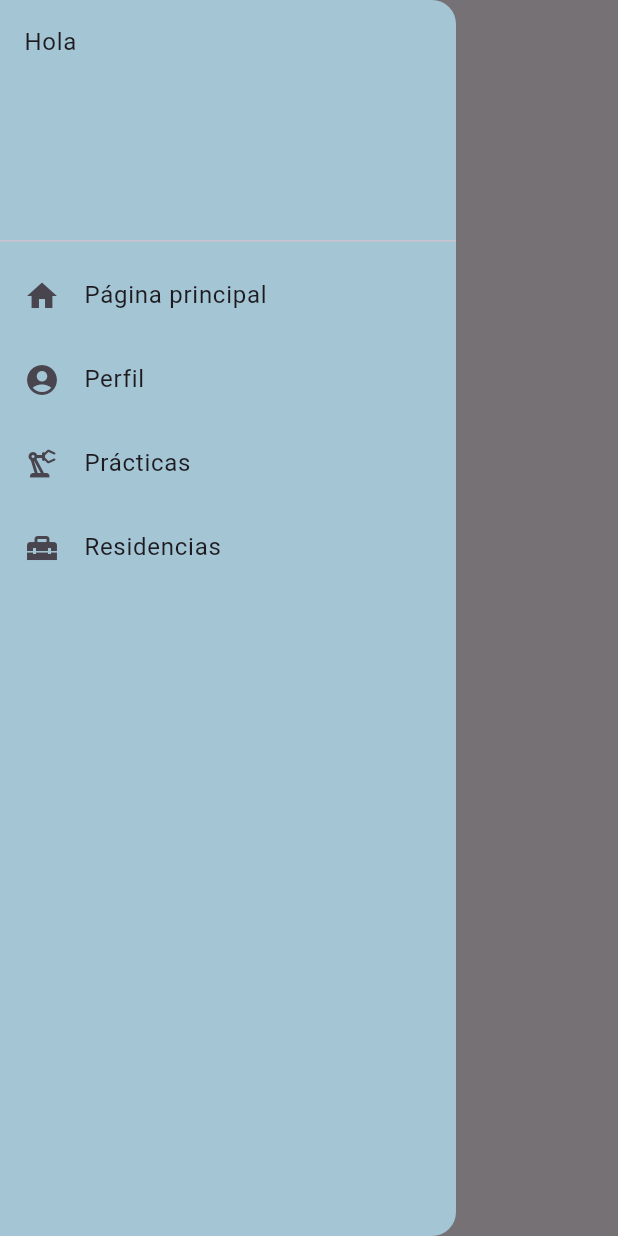
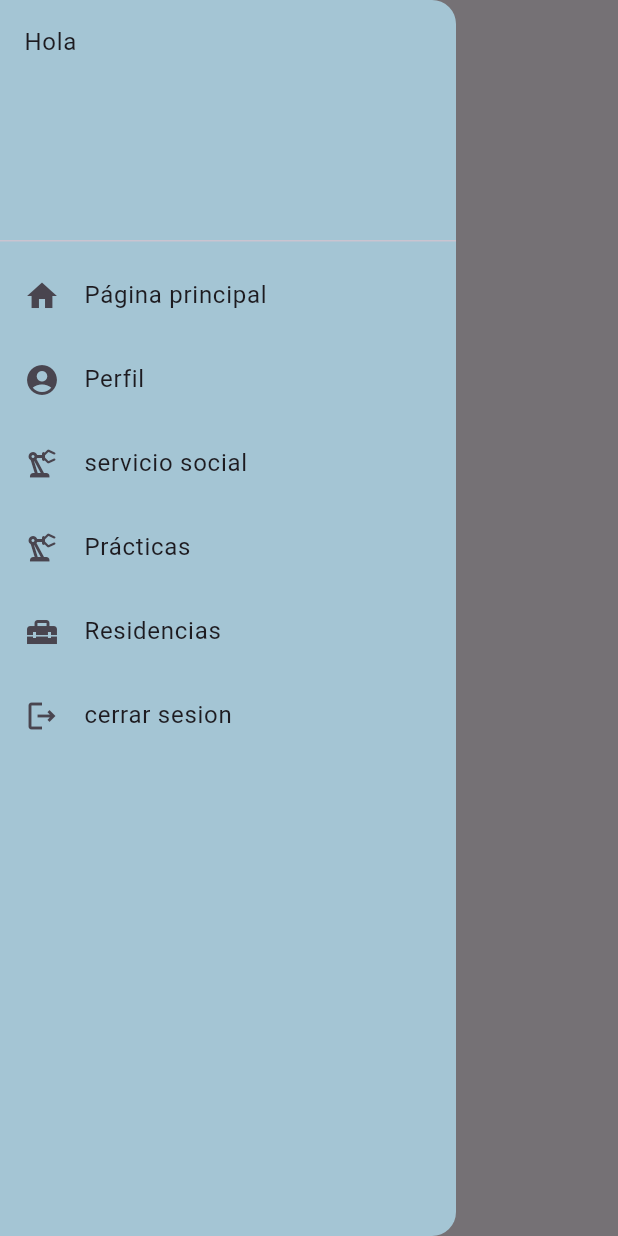
Before and after one commit to Hector-Y-SM/etiss, a Flutter app: the Practices screen opened directly, with the side drawer open, on a phone screen of 412 x 824 dp. Run offline on Flutter 3.47's test engine with Material 3 defaults, Android fonts, the phone set to English and light mode, and no system bars; our stand-ins replace cloud_firestore, firebase_auth, firebase_core, google_fonts; accounts and stored records are empty.

Commit message:
logout, and you get all the information from the database

```diff
--- a/lib/models/social_service.dart
+++ b/lib/models/social_service.dart
@@ -6,6 +6,7 @@ class SocialService {
   final String objetivo;
   final String responsable;
   final List<String> tipoAlumnos;
+  final String categoria;
 
   SocialService({
     required this.departamento,
@@ -14,11 +15,13 @@ class SocialService {
     required this.nombre,
     required this.objetivo,
     required this.responsable,
-    required this.tipoAlumnos
+    required this.tipoAlumnos,
+    required this.categoria,
   });
 
   factory SocialService.fromMap(Map<String, dynamic> data) {
     return SocialService(
+      categoria: data['categoria']?? '',
       departamento: data['departamento'] ?? '',
       email: data['email'] ?? '',
       id: data['id'] ?? 0,
--- a/lib/screens/home.dart
+++ b/lib/screens/home.dart
@@ -1,4 +1,4 @@
-import 'package:app/auth_service.dart';
+import 'package:app/models/auth_service.dart';
 import 'package:flutter/material.dart';
 import 'package:app/widgets/custom_drawer.dart';
 import 'package:google_fonts/google_fonts.dart';
--- a/lib/screens/practices.dart
+++ b/lib/screens/practices.dart
@@ -1,4 +1,5 @@
 import 'package:app/widgets/custom_drawer.dart';
+import 'package:app/widgets/offer_list.dart';
 import 'package:flutter/material.dart';
 
 class Practices extends StatefulWidget {
@@ -11,11 +12,10 @@ class Practices extends StatefulWidget {
 class _PracticesState extends State<Practices> {
   @override
   Widget build(BuildContext context) {
-      return Scaffold(
-      appBar: AppBar(),
+    return Scaffold(
+      appBar: AppBar(title: Text('practicas'),),
       drawer: const CustomDrawer(),
-      body: Center(child: Text("practicas")
-      ),
+      body: OfferList(coleccion: 'practicas'),
     );
   }
 }
--- a/lib/screens/residences.dart
+++ b/lib/screens/residences.dart
@@ -1,4 +1,5 @@
 import 'package:app/widgets/custom_drawer.dart';
+import 'package:app/widgets/offer_list.dart';
 import 'package:flutter/material.dart';
 
 class Residences extends StatefulWidget {
@@ -12,9 +13,9 @@ class _ResidencesState extends State<Residences> {
   @override
   Widget build(BuildContext context) {
     return Scaffold(
-      appBar: AppBar(),
+      appBar: AppBar(title: const Text("residencias")),
       drawer: const CustomDrawer(),
-      body: Center(child: Text("residencias")),
+      body: OfferList(coleccion: 'residencias'),
     );
   }
 }
--- a/lib/widgets/auth/signIn/login_form.dart
+++ b/lib/widgets/auth/signIn/login_form.dart
@@ -4,7 +4,6 @@ import 'package:app/screens/home.dart';
 import 'package:firebase_auth/firebase_auth.dart';
 import 'package:flutter/material.dart';
 import 'package:google_fonts/google_fonts.dart';
-import 'package:firebase_auth_web/firebase_auth_web.dart';
 
 class LoginForm extends StatefulWidget {
   @override
--- a/lib/widgets/custom_drawer.dart
+++ b/lib/widgets/custom_drawer.dart
@@ -1,3 +1,5 @@
+import 'package:app/screens/login.dart';
+import 'package:app/screens/social_service_screen.dart';
 import 'package:flutter/material.dart';
 import 'package:app/models/auth_service.dart';
 import 'package:app/screens/home.dart';
@@ -30,6 +32,11 @@ class CustomDrawer extends StatelessWidget {
           ),
           _buildDrawerItem(
             icon: Icons.precision_manufacturing_outlined,
+            text: 'servicio social',
+            onTap: () => _navigateTo(context, const SocialServiceScreen()),
+          ),
+          _buildDrawerItem(
+            icon: Icons.precision_manufacturing_outlined,
             text: 'Prácticas',
             onTap: () => _navigateTo(context, const Practices()),
           ),
@@ -37,6 +44,11 @@ class CustomDrawer extends StatelessWidget {
             icon: Icons.home_repair_service,
             text: 'Residencias',
             onTap: () => _navigateTo(context, const Residences()),
+          ),
+          _buildDrawerItem(
+            icon: Icons.logout_outlined,
+            text: 'cerrar sesion',
+            onTap: () => _navigateTo(context, LoginScreen(), authService.value.signOut()),
           ),
         ],
       ),
@@ -51,7 +63,7 @@ class CustomDrawer extends StatelessWidget {
     return ListTile(leading: Icon(icon), title: Text(text), onTap: onTap);
   }
 
-  void _navigateTo(BuildContext context, Widget screen) {
+  void _navigateTo(BuildContext context, Widget screen, [Future<void>? action]) {
     Navigator.pushReplacement(
       context,
       MaterialPageRoute(builder: (context) => screen),
--- /dev/null
+++ b/lib/widgets/offer_list.dart
@@ -0,0 +1,88 @@
+import 'package:app/models/auth_service.dart';
+import 'package:flutter/material.dart';
+import 'package:app/models/social_service.dart';
+import 'package:app/models/ss_favorites.dart';
+
+class OfferList extends StatefulWidget {
+  final String coleccion;
+  const OfferList({super.key, required this.coleccion});
+
+  @override
+  State<OfferList> createState() => _OfferListState();
+}
+
+class _OfferListState extends State<OfferList> {
+  bool _isLoading = true;
+
+  @override
+  void initState() {
+    super.initState();
+    _getDataSS('${widget.coleccion}');
+  }
+
+  Future<void> _getDataSS(String categoria) async {
+    try {
+      final data = await authService.value.firestore.collection(categoria).get();
+      List<SocialService> newList = data.docs.map((x) => SocialService.fromMap(x.data())).toList();
+
+      firebase_service_social.value.list.clear();
+      firebase_service_social.value.list.addAll(newList);
+      firebase_service_social.notifyListeners();
+    } catch (e) {
+      print("Error al obtener datos: $e");
+    } finally {
+      setState(() {
+        _isLoading = false;
+      });
+    }
+  }
+
+  @override
+  Widget build(BuildContext context) {
+return ValueListenableBuilder<SsFavorites>(
+      valueListenable: firebase_service_social,
+      builder: (context, ssFavorites, child) {
+        if (_isLoading) {
+          return const Center(child: CircularProgressIndicator());
+        }
+
+        if (ssFavorites.list.isEmpty) {
+          return const Center(child: Text("No hay servicios disponibles."));
+        }
+
+        return ListView.builder(
+          itemCount: ssFavorites.list.length,
+          itemBuilder: (context, index) {
+            var service = ssFavorites.list[index];
+            return Card(
+              margin: const EdgeInsets.symmetric(horizontal: 10, vertical: 5),
+              shape: RoundedRectangleBorder(borderRadius: BorderRadius.circular(10)),
+              elevation: 3,
+              child: Padding(
+                padding: const EdgeInsets.all(10),
+                child: Column(
+                  crossAxisAlignment: CrossAxisAlignment.start,
+                  children: [
+                    Text("📌 ${service.nombre}",
+                        style: const TextStyle(fontSize: 18, fontWeight: FontWeight.bold)),
+                    const SizedBox(height: 5),
+                    Text("🎯 Objetivo: ${service.objetivo}"),
+                    Text("🏢 Departamento: ${service.departamento}"),
+                    Text("👤 Responsable: ${service.responsable}"),
+                    Text("📧 Email: ${service.email}"),
+                    Text("👥 Tipo de Alumnos: \n${service.tipoAlumnos.join('\n')}"),
+                    Text(service.categoria),
+                    ElevatedButton(
+                      onPressed: () {},
+                      child: const Icon(Icons.star),
+                    ),
+                  ],
+                ),
+              ),
+            );
+          },
+        );
+      },
+    );
+  }
+}
```
Also changed, not shown: lib/screens/social_service_screen.dart (+3 -50 lines).
